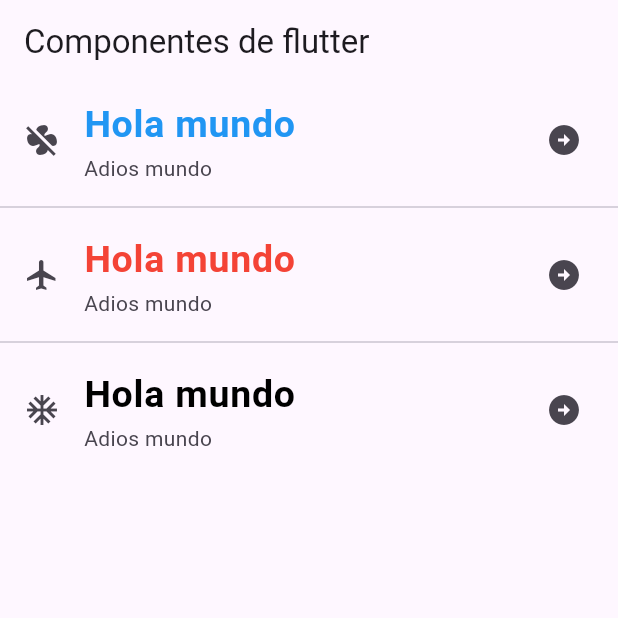
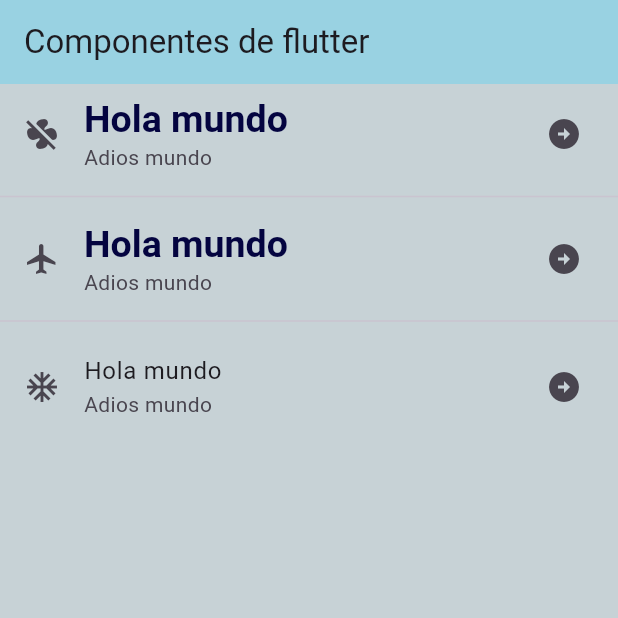
Before and after one commit to Rolando1233/componentes_flutter, a Flutter app: the screen it shows after launch, on a phone screen of 412 x 824 dp, the top half of it. Run offline on Flutter 3.47's test engine with Material 3 defaults, Android fonts, the phone set to English and light mode, and no system bars.

Commit message:
Adding the Theme

```diff
--- a/lib/home_screen.dart
+++ b/lib/home_screen.dart
@@ -10,27 +10,28 @@ class HomeScreen extends StatelessWidget {
           title: const Text('Componentes de flutter'),
         ),
         body: ListView(
-          children: const [
+          children: [
             ListTile(
-              leading: Icon(Icons.mode_fan_off),
+              leading: const Icon(Icons.mode_fan_off),
             title: Text('Hola mundo',
-              style: TextStyle(color: Colors.blue,fontWeight: FontWeight.bold,fontSize: 25),),
-            subtitle: Text('Adios mundo'),
-            trailing: Icon(Icons.arrow_circle_right),
+              style: Theme.of(context).textTheme.headlineLarge,
+              ),
+            subtitle: const Text('Adios mundo'),
+            trailing: const  Icon(Icons.arrow_circle_right),
             ),
-            Divider(),
+            const Divider(),
             ListTile(
-              leading: Icon(Icons.flight),
+              leading: const Icon(Icons.flight),
             title: Text('Hola mundo',
-              style: TextStyle(color: Colors.red,fontWeight: FontWeight.bold,fontSize: 25),),
+              style: Theme.of(context).textTheme.headlineLarge,
+              ),
             subtitle: Text('Adios mundo'),
             trailing: Icon(Icons.arrow_circle_right),
             ),
             Divider(),
             ListTile(
               leading: Icon(Icons.ac_unit_sharp),
-            title: Text('Hola mundo',
-              style: TextStyle(color: Colors.black,fontWeight: FontWeight.bold,fontSize: 25),),
+            title: Text('Hola mundo'),
             subtitle: Text('Adios mundo'),
             trailing: Icon(Icons.arrow_circle_right),
             )
--- a/lib/main_app.dart
+++ b/lib/main_app.dart
@@ -7,9 +7,21 @@ class MainApp extends StatelessWidget {
 
   @override
   Widget build(BuildContext context) {
-    return const MaterialApp(
+    return MaterialApp(
       debugShowCheckedModeBanner: false,
-      home: HomeScreen(),
+      home: const HomeScreen(),
+      theme: ThemeData(
+        scaffoldBackgroundColor: const Color.fromARGB(255, 199, 210, 214),
+        appBarTheme: const AppBarTheme(color: Color.fromARGB(255, 153, 210, 226)),
+        textTheme: const TextTheme(
+          headlineLarge: TextStyle(
+            color: Color.fromARGB(255, 4, 4, 64),
+            fontSize: 25.0,
+            fontWeight: FontWeight.bold,
+            fontFamily: 'sans-serif'
+          )
+        )
+      ),
     );
   }
 }
```
